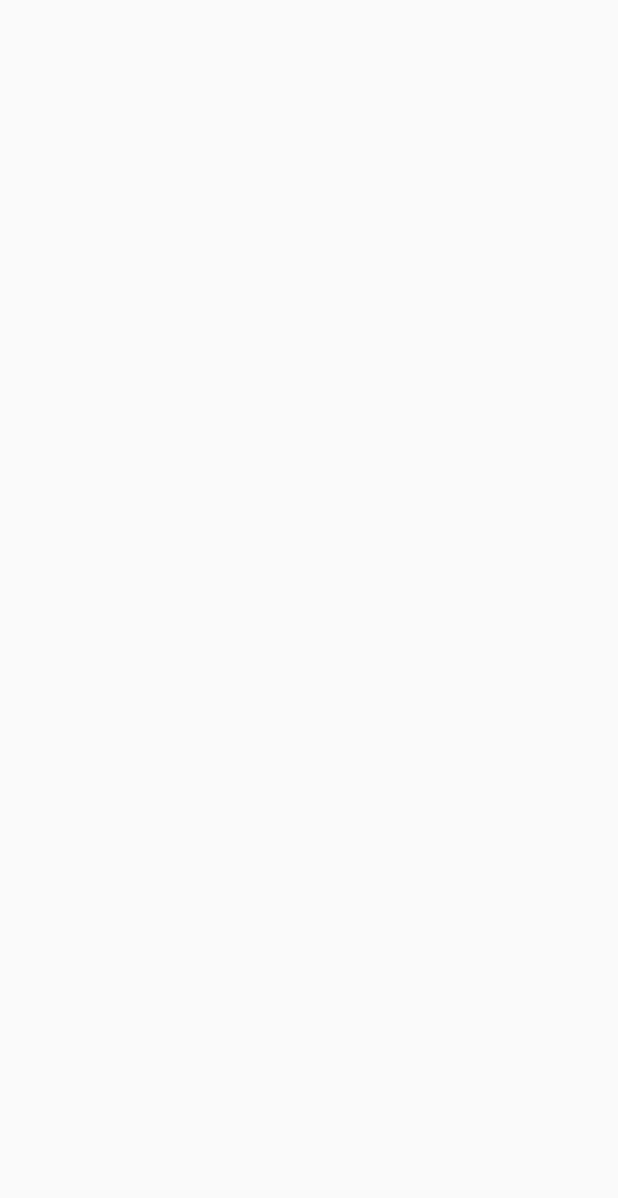
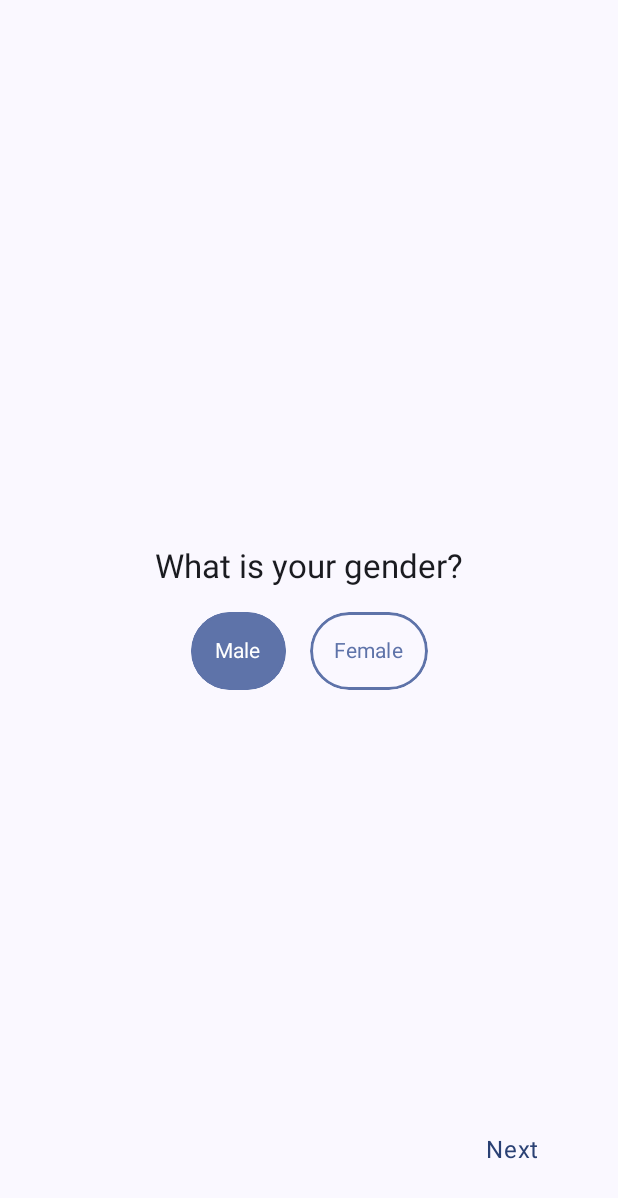
Before and after one commit to NoXis82/CalorytTackerApp, an Android app built with Jetpack Compose: the GenderScreen screen opened through its navigation route, on a phone screen of 412 x 824 dp. Before the commit the part shown is empty. Shown: the top 1198 px of the screen. Run offline under Robolectric (Android 15) with nearby library versions, the phone set to English and light mode, and no system bars; our stand-ins replace Dagger/Hilt's generated code.

Commit message:
Gender Screen

```diff
--- a/app/src/main/java/ru/noxis/calorytrackerapp/navigation/GenderScreenNav.kt
+++ b/app/src/main/java/ru/noxis/calorytrackerapp/navigation/GenderScreenNav.kt
@@ -8,12 +8,15 @@ import androidx.navigation.NavController
 import androidx.navigation.NavGraphBuilder
 import androidx.navigation.compose.composable
 import ru.noxis.core.navigation.Route
-import ru.noxis.onboarding_presentation.welcome.WelcomeScreen
+import ru.noxis.onboarding_presentation.gender.GenderScreen
 
 fun NavGraphBuilder.genderScreen(navController: NavController) {
     composable<Route.Gender> {
-//        Scaffold(modifier = Modifier.fillMaxSize()) { innerPadding ->
-//
-//        }
+        Scaffold(modifier = Modifier.fillMaxSize()) { innerPadding ->
+            GenderScreen(
+                modifier = Modifier.padding(innerPadding),
+                onNextClick = { }
+            )
+        }
     }
 }
--- a/app/src/main/java/ru/noxis/calorytrackerapp/navigation/WelcomeScreenNav.kt
+++ b/app/src/main/java/ru/noxis/calorytrackerapp/navigation/WelcomeScreenNav.kt
@@ -15,7 +15,7 @@ fun NavGraphBuilder.welcomeScreen(navController: NavController) {
         Scaffold(modifier = Modifier.fillMaxSize()) { innerPadding ->
             WelcomeScreen(
                 modifier = Modifier.padding(innerPadding),
-                onNavigate = navController::navigate
+                onNavigate = { navController.navigate(Route.Gender) }
             )
         }
     }
--- a/core/src/main/java/ru/noxis/core/util/UiEvent.kt
+++ b/core/src/main/java/ru/noxis/core/util/UiEvent.kt
@@ -3,6 +3,7 @@ package ru.noxis.core.util
 import ru.noxis.core.navigation.Route
 
 sealed class UiEvent {
+    data object Success: UiEvent()
     data class Navigate(val route: Route) : UiEvent()
     data object NavigateUp : UiEvent()
 }
--- a/onboarding/onboarding_presentation/build.gradle.kts
+++ b/onboarding/onboarding_presentation/build.gradle.kts
@@ -1,5 +1,6 @@
 plugins {
     alias(libs.plugins.calorytrackerapp.android.library.compose)
+    alias(libs.plugins.calorytrackerapp.android.hilt)
 }
 
 android {
--- /dev/null
+++ b/onboarding/onboarding_presentation/src/main/java/ru/noxis/onboarding_presentation/gender/GenderScreen.kt
@@ -0,0 +1,94 @@
+package ru.noxis.onboarding_presentation.gender
+
+import androidx.compose.foundation.layout.Arrangement
+import androidx.compose.foundation.layout.Box
+import androidx.compose.foundation.layout.Column
+import androidx.compose.foundation.layout.Row
+import androidx.compose.foundation.layout.Spacer
+import androidx.compose.foundation.layout.fillMaxSize
+import androidx.compose.foundation.layout.height
+import androidx.compose.foundation.layout.padding
+import androidx.compose.foundation.layout.width
+import androidx.compose.material3.MaterialTheme
+import androidx.compose.material3.Text
+import androidx.compose.runtime.Composable
+import androidx.compose.runtime.LaunchedEffect
+import androidx.compose.ui.Alignment
+import androidx.compose.ui.Modifier
+import androidx.compose.ui.graphics.Color
+import androidx.compose.ui.res.stringResource
+import androidx.compose.ui.text.font.FontWeight
+import androidx.hilt.navigation.compose.hiltViewModel
+import ru.noxis.core.R
+import ru.noxis.core.domain.model.Gender
+import ru.noxis.core.util.UiEvent
+import ru.noxis.core_ui.LocalSpacing
+import ru.noxis.onboarding_presentation.components.ActionButton
+import ru.noxis.onboarding_presentation.components.SelectableButton
+
+@Composable
+fun GenderScreen(
+    modifier: Modifier = Modifier,
+    onNextClick: () -> Unit,
+    viewModel: GenderViewModel = hiltViewModel()
+) {
+    val spacing = LocalSpacing.current
+
+    LaunchedEffect(key1 = true) {
+        viewModel.uiEvent.collect { event ->
+            when (event) {
+                is UiEvent.Success -> onNextClick()
+                else -> Unit
+            }
+        }
+    }
+    Box(
+        modifier = modifier
+            .fillMaxSize()
+            .padding(spacing.spaceLarge)
+    ) {
+        Column(
+            modifier = Modifier.fillMaxSize(),
+            verticalArrangement = Arrangement.Center,
+            horizontalAlignment = Alignment.CenterHorizontally
+        ) {
+            Text(
+                text = stringResource(id = R.string.whats_your_gender),
+                style = MaterialTheme.typography.titleLarge
+            )
+            Spacer(modifier = Modifier.height(spacing.spaceMedium))
+            Row {
+                SelectableButton(
+                    text = stringResource(id = R.string.male),
+                    isSelected = viewModel.selectedGender is Gender.Male,
+                    color = MaterialTheme.colorScheme.primaryContainer,
+                    selectedTextColor = Color.White,
+                    onClick = {
+                        viewModel.onGenderClick(Gender.Male)
+                    },
+                    textStyle = MaterialTheme.typography.labelLarge.copy(
+                        fontWeight = FontWeight.Normal
+                    )
+                )
+                Spacer(modifier = Modifier.width(spacing.spaceMedium))
+                SelectableButton(
+                    text = stringResource(id = R.string.female),
+                    isSelected = viewModel.selectedGender is Gender.Female,
+                    color = MaterialTheme.colorScheme.primaryContainer,
+                    selectedTextColor = Color.White,
+                    onClick = {
+                        viewModel.onGenderClick(Gender.Female)
+                    },
+                    textStyle = MaterialTheme.typography.labelLarge.copy(
+                        fontWeight = FontWeight.Normal
+                    )
+                )
+            }
+        }
+        ActionButton(
+            text = stringResource(id = R.string.next),
+            onClick = viewModel::onNextClick,
+            modifier = Modifier.align(Alignment.BottomEnd)
+        )
+    }
+}
--- /dev/null
+++ b/onboarding/onboarding_presentation/src/main/java/ru/noxis/onboarding_presentation/gender/GenderViewModel.kt
@@ -0,0 +1,39 @@
+package ru.noxis.onboarding_presentation.gender
+
+import androidx.compose.runtime.getValue
+import androidx.compose.runtime.mutableStateOf
+import androidx.compose.runtime.setValue
+import androidx.lifecycle.ViewModel
+import androidx.lifecycle.viewModelScope
+import dagger.hilt.android.lifecycle.HiltViewModel
+import kotlinx.coroutines.channels.Channel
+import kotlinx.coroutines.flow.receiveAsFlow
+import kotlinx.coroutines.launch
+import ru.noxis.core.domain.model.Gender
+import ru.noxis.core.domain.preferences.Preferences
+import ru.noxis.core.util.UiEvent
+import javax.inject.Inject
+
+@HiltViewModel
+class GenderViewModel @Inject constructor(
+    private val preferences: Preferences
+): ViewModel() {
+
+    var selectedGender by mutableStateOf<Gender>(Gender.Male)
+        private set
+
+    private val _uiEvent = Channel<UiEvent>()
+    val uiEvent = _uiEvent.receiveAsFlow()
+
+    fun onGenderClick(gender: Gender) {
+        selectedGender = gender
+    }
+
+    fun onNextClick() {
+        viewModelScope.launch {
+            preferences.saveGender(selectedGender)
+            _uiEvent.send(UiEvent.Success)
+        }
+    }
+
+}
--- a/onboarding/onboarding_presentation/src/main/java/ru/noxis/onboarding_presentation/welcome/WelcomeScreen.kt
+++ b/onboarding/onboarding_presentation/src/main/java/ru/noxis/onboarding_presentation/welcome/WelcomeScreen.kt
@@ -14,16 +14,14 @@ import androidx.compose.ui.Modifier
 import androidx.compose.ui.res.stringResource
 import androidx.compose.ui.text.style.TextAlign
 import androidx.compose.ui.tooling.preview.Preview
+import ru.noxis.core.R
 import ru.noxis.core_ui.LocalSpacing
-import ru.noxis.core.R
-import ru.noxis.core.navigation.Route
-import ru.noxis.core.util.UiEvent
 import ru.noxis.onboarding_presentation.components.ActionButton
 
 @Composable
 fun WelcomeScreen(
     modifier: Modifier = Modifier,
-    onNavigate: (UiEvent.Navigate) -> Unit
+    onNavigate: () -> Unit
 ) {
     val spacing = LocalSpacing.current
     Column(
@@ -41,7 +39,7 @@ fun WelcomeScreen(
         Spacer(modifier = Modifier.height(spacing.spaceMedium))
         ActionButton(
             text = stringResource(id = R.string.next),
-            onClick = { onNavigate(UiEvent.Navigate(Route.Age)) },
+            onClick = { onNavigate.invoke() },
             modifier = Modifier.align(Alignment.CenterHorizontally)
         )
     }
```
